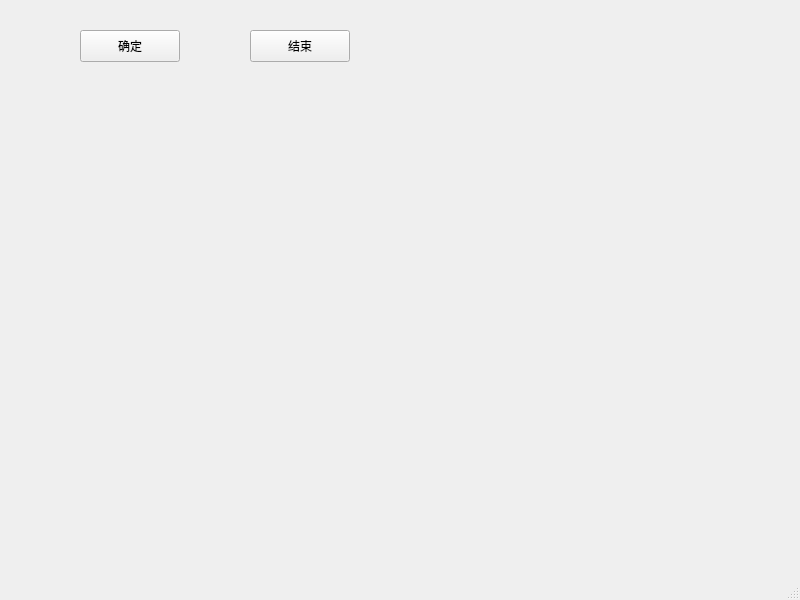
Above: Sources/UI/mainwindow.ui from FlowLoveV/LooseCombinedNavigation before the change. Below: the same form after it.
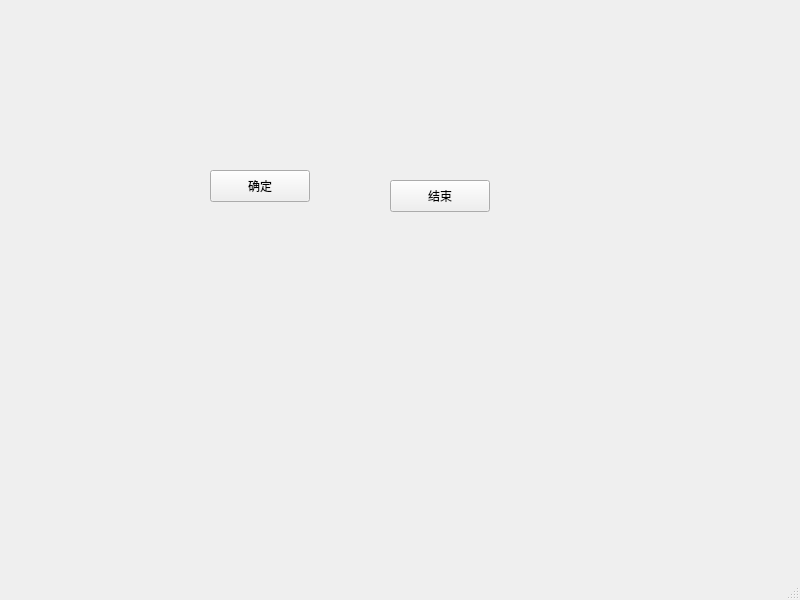
That is the form after the change.

Patch:
```diff
--- a/Sources/UI/mainwindow.ui
+++ b/Sources/UI/mainwindow.ui
@@ -17,8 +17,8 @@
    <widget class="QPushButton" name="pushButton">
     <property name="geometry">
      <rect>
-      <x>80</x>
-      <y>30</y>
+      <x>210</x>
+      <y>170</y>
       <width>100</width>
       <height>32</height>
      </rect>
@@ -30,8 +30,8 @@
    <widget class="QPushButton" name="pushButton_2">
     <property name="geometry">
      <rect>
-      <x>250</x>
-      <y>30</y>
+      <x>390</x>
+      <y>180</y>
       <width>100</width>
       <height>32</height>
      </rect>
```
